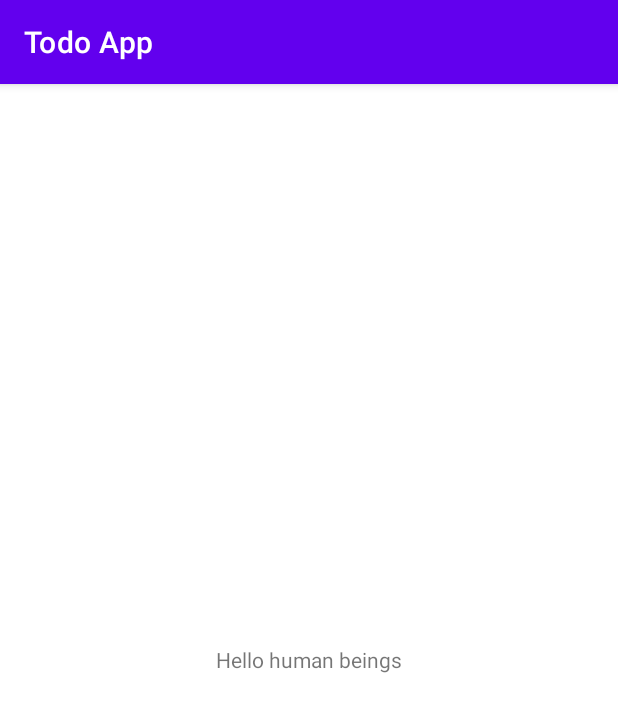
After one commit to kelienzo/Todo_App, an Android app: the HomeActivity screen opened directly, with no data from a screen before it, on a phone screen of 412 x 824 dp. The commit adds this screen. Shown: the top 712 px of the screen. Run offline under Robolectric (Android 15) with nearby library versions, the phone set to English and light mode, and no system bars.

Commit message:
Update commit

```diff
--- a/app/src/main/AndroidManifest.xml
+++ b/app/src/main/AndroidManifest.xml
@@ -9,6 +9,7 @@
         android:roundIcon="@mipmap/ic_launcher_round"
         android:supportsRtl="true"
         android:theme="@style/Theme.TodoApp">
+        <activity android:name=".HomeActivity" />
         <activity android:name=".MainActivity">
             <intent-filter>
                 <action android:name="android.intent.action.MAIN" />
--- /dev/null
+++ b/app/src/main/java/com/kelly/todoapp/HomeActivity.kt
@@ -0,0 +1,19 @@
+package com.kelly.todoapp
+
+import androidx.appcompat.app.AppCompatActivity
+import android.os.Bundle
+import android.widget.TextView
+
+class HomeActivity : AppCompatActivity() {
+    private lateinit var usernameDisplay: TextView
+
+
+
+    override fun onCreate(savedInstanceState: Bundle?) {
+        super.onCreate(savedInstanceState)
+        setContentView(R.layout.activity_home)
+        usernameDisplay = findViewById(R.id.usernameDisplay)
+
+        usernameDisplay.text = "Hello human beings"
+    }
+}
--- /dev/null
+++ b/app/src/main/res/layout/activity_home.xml
@@ -0,0 +1,17 @@
+<?xml version="1.0" encoding="utf-8"?>
+<LinearLayout
+    xmlns:android="http://schemas.android.com/apk/res/android"
+    xmlns:app="http://schemas.android.com/apk/res-auto"
+    xmlns:tools="http://schemas.android.com/tools"
+    android:layout_width="match_parent"
+    android:layout_height="match_parent"
+    android:gravity="center"
+    android:orientation="vertical">
+
+    <TextView
+        android:id="@+id/usernameDisplay"
+        android:layout_height="wrap_content"
+        android:layout_width="wrap_content"
+        android:text="Welcome" />
+
+</LinearLayout>
--- a/build.gradle
+++ b/build.gradle
@@ -18,7 +18,6 @@ allprojects {
     repositories {
         google()
         mavenCentral()
-        jcenter() // Warning: this repository is going to shut down soon
     }
 }
 
```
Also changed, not shown: app/src/main/java/com/kelly/todoapp/MainActivity.kt (+37 -2 lines), app/src/main/res/layout/activity_main.xml (+10 -11 lines).
